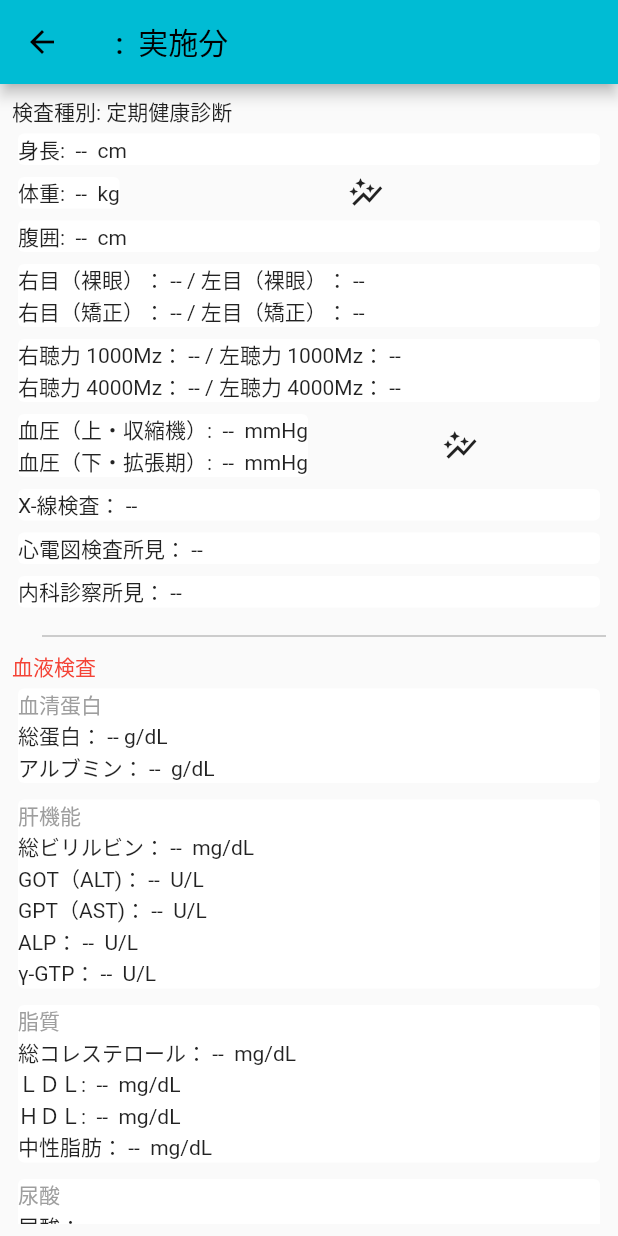
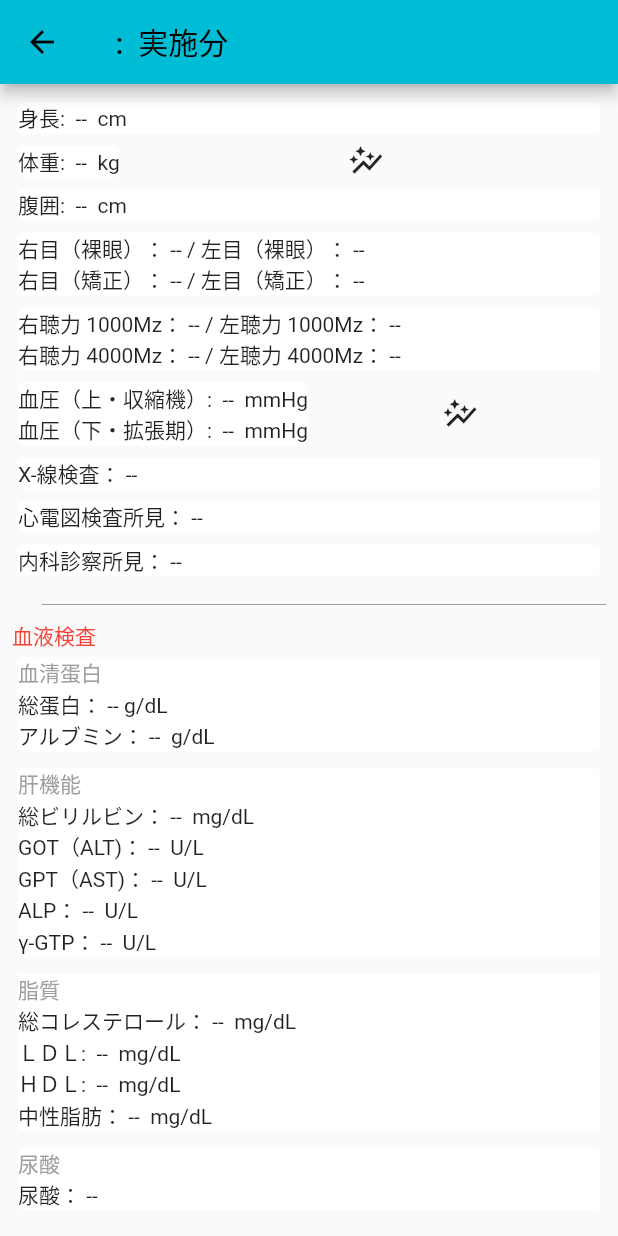
Before and after one commit to Uchipon2020/health_care_mania_free, a Flutter app: the ModelViewScreen2 screen opened directly with empty values, on a phone screen of 412 x 824 dp. Run offline on Flutter 3.47's test engine with Material 2 defaults, Android fonts, the light colour scheme and no system bars; our stand-ins replace fl_chart, sqflite; accounts and stored records are empty.

Commit message:
普及版修正

```diff
--- a/lib/screens/model_view_screen.dart
+++ b/lib/screens/model_view_screen.dart
@@ -91,7 +91,7 @@ class _ModelViewScreen2State extends State<ModelViewScreen2> {
       body: Padding(
         padding: const EdgeInsets.all(8.0),
         child: ListView(children: [
-          Text('検査種別: ${modelViews[99]!}'),
+         // Text('検査種別: ${modelViews[99]!}'), ;普及版では使用せず
           Card(
             elevation: 0.0,
             child: Text(
```
Also changed, not shown: lib/screens/model_list_screen.dart (+5 -2 lines), 4 other files.
